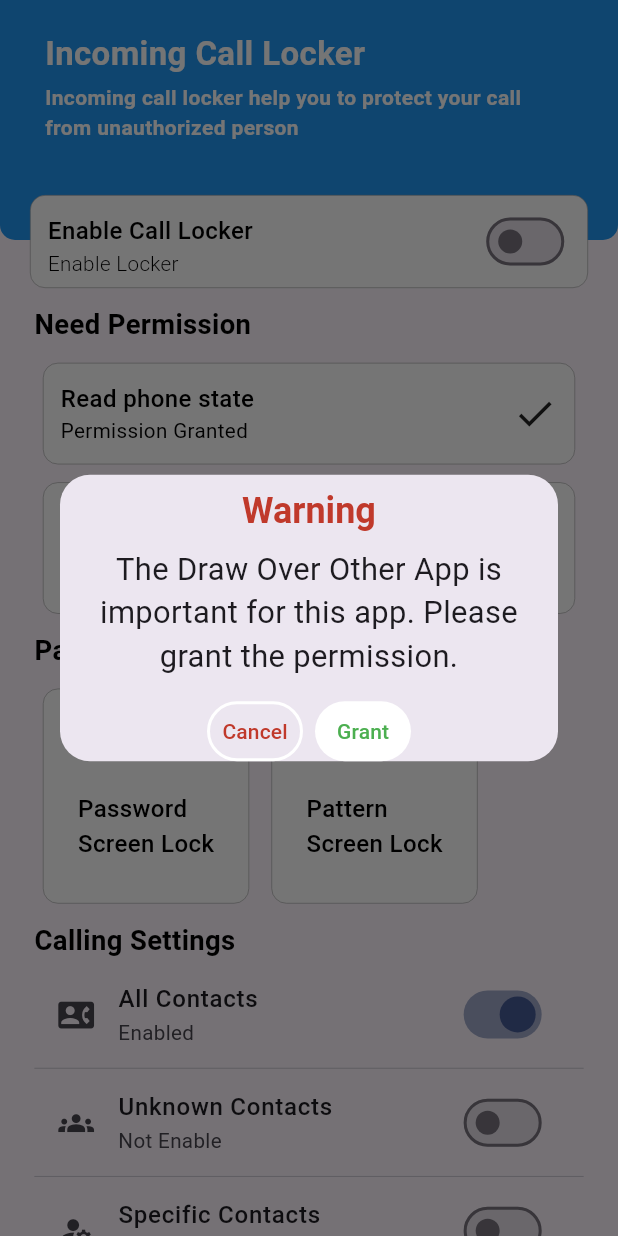
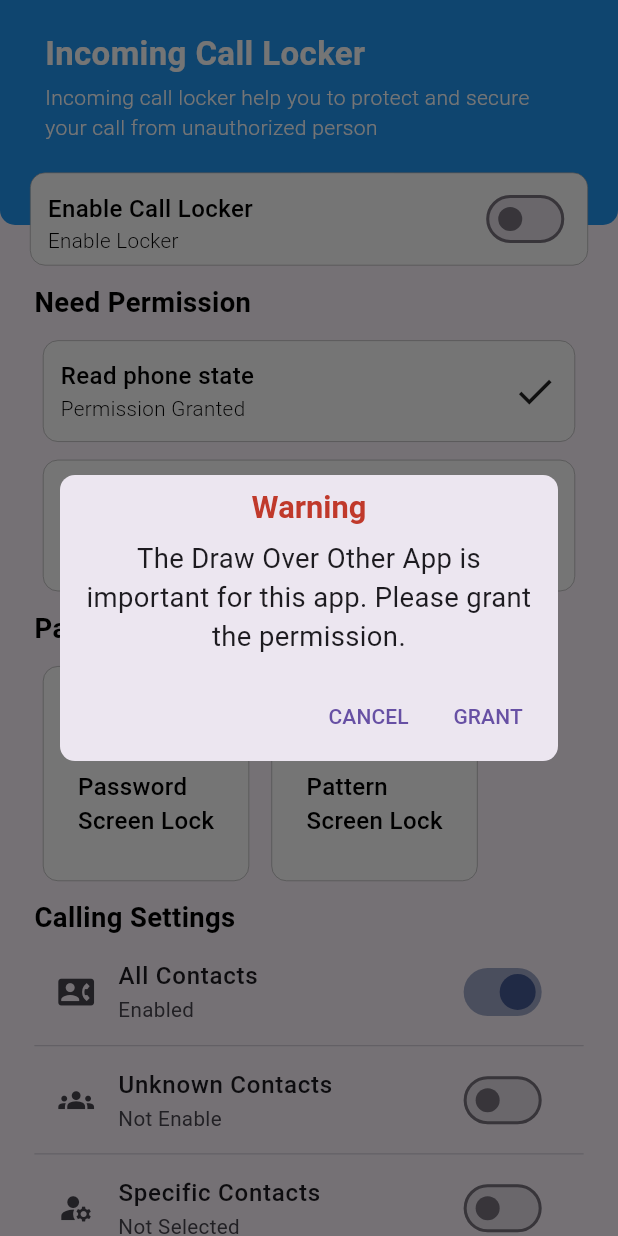
Before and after one commit to ItFlutter/Incoming-Call-Locker, a Flutter app: the screen it shows after launch, on a phone screen of 412 x 824 dp. Run offline on Flutter 3.47's test engine with Material 3 defaults, Android fonts, the phone set to English and light mode, and no system bars; our stand-ins replace contacts_service, flutter_screenutil, get, permission_handler, shared_preferences, sqflite; missing offline and left inert: flutter_overlay_window, passcode_screen, pattern_lock; accounts and stored records are empty.

Commit message:
Updated on 3 oct 24

```diff
--- a/lib/controller/confirmpatternlock_controller.dart
+++ b/lib/controller/confirmpatternlock_controller.dart
@@ -1,4 +1,3 @@
-import 'dart:async';
 
 import 'package:flutter/material.dart';
 import 'package:flutter_screenutil/flutter_screenutil.dart';
--- a/lib/controller/homescreen_controller.dart
+++ b/lib/controller/homescreen_controller.dart
@@ -1,5 +1,4 @@
 import 'package:flutter/material.dart';
-import 'package:flutter/services.dart';
 import 'package:flutter_overlay_window/flutter_overlay_window.dart';
 import 'package:flutter_screenutil/flutter_screenutil.dart';
 import 'package:get/get.dart';
@@ -7,6 +6,7 @@ import 'package:incoming_call_locker/core/class/sqldb.dart';
 import 'package:incoming_call_locker/core/constant/approutes.dart';
 import 'package:incoming_call_locker/core/services/myservices.dart';
 import 'package:permission_handler/permission_handler.dart';
+
 import '../core/constant/appcolor.dart';
 import '../core/functions/requestreadcontactspermission.dart';
 import '../core/functions/requestreadphonestateandcalllogpermissions.dart';
@@ -21,6 +21,7 @@ class HomeScreenController extends GetxController with WidgetsBindingObserver {
   bool isReadPhoneStateAndCallLogPermissionsGranted = false;
   bool isReadContactsPermissionGranted = false;
   late bool activeSwitchLock;
+
   // String selectedLockType = "Passcode";
   // String textSwitchLock = "Disable Lock";
   onClickSwitchLock(bool value) async {
@@ -114,9 +115,15 @@ class HomeScreenController extends GetxController with WidgetsBindingObserver {
     } else {
       Get.defaultDialog(
         title: "Success",
-        middleText: "The permissions are granted.",
-        titleStyle: const TextStyle(
-            fontWeight: FontWeight.bold, color: AppColor.greenColor),
+          middleText: "Read phone state permissions is granted.",
+          titleStyle: TextStyle(
+              fontWeight: FontWeight.bold,
+              color: AppColor.greenColor,
+              fontSize: 18.sp),
+          middleTextStyle: TextStyle(
+            fontSize: 16.sp,
+          ),
+          radius: 10,
       );
     }
 
@@ -150,9 +157,15 @@ class HomeScreenController extends GetxController with WidgetsBindingObserver {
         ? await FlutterOverlayWindow.requestPermission()
         : Get.defaultDialog(
             title: "Success",
-            middleText: "The permissions is granted.",
-            titleStyle: const TextStyle(
-                fontWeight: FontWeight.bold, color: AppColor.greenColor),
+            middleText: "Draw over app permissions is granted.",
+            titleStyle: TextStyle(
+                fontWeight: FontWeight.bold,
+                color: AppColor.greenColor,
+                fontSize: 18.sp),
+            middleTextStyle: TextStyle(
+              fontSize: 16.sp,
+            ),
+            radius: 10,
           );
 
     update();
@@ -160,33 +173,60 @@ class HomeScreenController extends GetxController with WidgetsBindingObserver {
 
   requestDisplayOverOtherApps() async {
     isDisplayOverOtherAppsGranted =
-        await await FlutterOverlayWindow.isPermissionGranted();
+        await FlutterOverlayWindow.isPermissionGranted();
     print("============================================================");
     print(
         "=====================================isDisplayOverOtherAppsGranted=======================$isDisplayOverOtherAppsGranted");
     if (isDisplayOverOtherAppsGranted == false) {
       Get.defaultDialog(
-        contentPadding: EdgeInsets.only(left: 5.w, right: 5.w),
+        barrierDismissible: false,
+        contentPadding: EdgeInsets.only(left: 10.w, right: 10.w, bottom: 5.w),
         title: "Warning",
         middleText:
             "The Draw Over Other App is important for this app. Please grant the permission.",
         middleTextStyle: TextStyle(
-          fontSize: 18.sp,
+          fontSize: 16.sp,
         ),
-        onCancel: () {
-          Get.back();
-        },
-        textCancel: "Cancel",
-        onConfirm: () async {
-          Get.back();
-          await FlutterOverlayWindow.requestPermission();
-        },
-        textConfirm: "Grant",
-        confirmTextColor: AppColor.greenColor,
-        cancelTextColor: AppColor.redColor,
-        buttonColor: AppColor.whiteColor,
-        titleStyle: const TextStyle(
-            fontWeight: FontWeight.bold, color: AppColor.redColor),
+        // textCancel: "Cancel",
+        // cancelTextColor: AppColor.redColor,
+        // onCancel: () {
+        //   Get.back();
+        // },
+
+        // textConfirm: "Grant",
+        // confirmTextColor: AppColor.greenColor,
+        // onConfirm: () async {
+        //   Get.back();
+        //   await FlutterOverlayWindow.requestPermission();
+        // },
+        actions: [
+          Row(
+            mainAxisAlignment: MainAxisAlignment.end,
+            children: [
+              TextButton(
+                  onPressed: () {
+                    Get.back();
+                  },
+                  child: Text("CANCEL")),
+              SizedBox(
+                width: 5.w,
+              ),
+              TextButton(
+                  onPressed: () async {
+                    Get.back();
+                    await FlutterOverlayWindow.requestPermission();
+                  },
+                  child: Text("GRANT")),
+            ],
+          )
+        ],
+        radius: 10,
+
+        // buttonColor: AppColor.whiteColor,
+        titleStyle: TextStyle(
+            fontWeight: FontWeight.bold,
+            color: AppColor.redColor,
+            fontSize: 18.sp),
       );
     }
     update();
--- a/lib/controller/specificcontacts_controller.dart
+++ b/lib/controller/specificcontacts_controller.dart
@@ -186,7 +186,6 @@ class SpecificContactsController extends GetxController {
               phone: e.phones![0].value ?? "UnKnown",
               isSelected: false);
         }
-        ;
       }));
 
       print("============================================================");
--- a/lib/routes.dart
+++ b/lib/routes.dart
@@ -1,6 +1,5 @@
 import 'package:get/get.dart';
 import 'package:incoming_call_locker/core/constant/approutes.dart';
-import 'package:incoming_call_locker/test.dart';
 import 'package:incoming_call_locker/view/screen/confirmpasswordlockscreen.dart';
 import 'package:incoming_call_locker/view/screen/confirmpatternlockscreen.dart';
 import 'package:incoming_call_locker/view/screen/homescreen.dart';
@@ -12,7 +11,6 @@ import 'package:incoming_call_locker/view/screen/specificcontacts.dart';
 
 List<GetPage<dynamic>>? routes = [
   GetPage(name: AppRoutes.homeScreen, page: () => const HomeScreen()),
-  GetPage(name: AppRoutes.testScreen, page: () => const Test()),
   GetPage(
       name: AppRoutes.passwordlockScreen,
       page: () => const PasswordLockScreen()),
--- a/lib/view/screen/confirmpatternlockscreen.dart
+++ b/lib/view/screen/confirmpatternlockscreen.dart
@@ -4,8 +4,6 @@ import 'package:get/get.dart';
 import 'package:incoming_call_locker/core/constant/appcolor.dart';
 import 'package:incoming_call_locker/core/shared/customtext.dart';
 import 'package:incoming_call_locker/core/shared/activepagecontainer.dart';
-import 'package:incoming_call_locker/view/widget/passwordlock/passcodewidget.dart';
-import '../../controller/confirmpasswordlock_controller.dart';
 import '../../controller/confirmpatternlock_controller.dart';
 import '../widget/patternlock/patternlockwidget.dart';
 
--- a/lib/view/screen/homescreen.dart
+++ b/lib/view/screen/homescreen.dart
@@ -20,20 +20,9 @@ class HomeScreen extends StatelessWidget {
   Widget build(BuildContext context) {
     Get.put(HomeScreenController());
     return SafeArea(
-      child: Scaffold(
-          // appBar: AppBar(
-          //   title: CustomText(
-          //     text: "Incoming Call Locker",
-          //     fontSize: 24.sp,
-          //     color: AppColor.blackColor,
-          //     fontWeight: FontWeight.w600,
-          //   ),
-          // ),
-
-          body: GetBuilder<HomeScreenController>(
+      child: Scaffold(body: GetBuilder<HomeScreenController>(
         builder: (controller) {
-          return SingleChildScrollView(
-            child: Column(
+          return Column(
             children: [
               Directionality(
                 textDirection: TextDirection.ltr,
@@ -41,7 +30,7 @@ class HomeScreen extends StatelessWidget {
                   alignment: Alignment.topCenter,
                   children: [
                     Container(
-                        height: 160 /*height*0.23*/,
+                      height: 150 /*height*0.23*/,
                       decoration: const BoxDecoration(
                           gradient: LinearGradient(
                               colors: [Colors.blue, Colors.blue],
@@ -52,14 +41,13 @@ class HomeScreen extends StatelessWidget {
                             bottomRight: Radius.circular(10),
                           )),
                     ),
-                      AppBarWidget(),
+                    const AppBarWidget(),
                     Container(
                         height: 62 /*height * 0.18*/,
                         margin: const EdgeInsets.only(
-                              top: 130 /*height * 0.164*/, left: 20, right: 20),
+                            top: 115 /*height * 0.164*/, left: 20, right: 20),
                         decoration: BoxDecoration(
-                              border:
-                                  Border.all(color: Colors.grey, width: 0.4),
+                            border: Border.all(color: Colors.grey, width: 0.4),
                             color: Colors.white,
                             borderRadius: BorderRadius.circular(10)),
                         child: Padding(
@@ -99,8 +87,10 @@ class HomeScreen extends StatelessWidget {
                   ],
                 ),
               ),
-                Container(
+              Expanded(
+                child: Container(
                   margin: EdgeInsets.symmetric(horizontal: 20.w),
+                  child: SingleChildScrollView(
                     child: Column(
                       crossAxisAlignment: CrossAxisAlignment.start,
                       children: [
@@ -262,8 +252,9 @@ class HomeScreen extends StatelessWidget {
                       ],
                     ),
                   ),
+                ),
+              ),
             ],
-            ),
           );
         },
       )),
--- a/lib/view/widget/home/appbarwidget.dart
+++ b/lib/view/widget/home/appbarwidget.dart
@@ -31,12 +31,12 @@ class AppBarWidget extends StatelessWidget {
                       height: 4,
                     ),
                     Text(
-                      "Incoming call locker help you to protect your call from unauthorized person",
+                      "Incoming call locker help you to protect and secure your call from unauthorized person",
                       maxLines: 3,
                       overflow: TextOverflow.ellipsis,
                       style: TextStyle(
                           color: Colors.white,
-                          fontWeight: FontWeight.w600,
+                          fontWeight: FontWeight.w300,
                           fontSize: 14),
                     ),
                   ],
--- a/lib/view/widget/home/customcheckpermission.dart
+++ b/lib/view/widget/home/customcheckpermission.dart
@@ -46,7 +46,7 @@ class CustomCheckPermission extends StatelessWidget {
                     text: isGranted ? "Permission Granted" : description,
                     color: AppColor.blackColor,
                     fontSize: 12.sp,
-                    fontWeight: FontWeight.w400,
+                    fontWeight: FontWeight.w300,
                   ),
                 ],
               ),
--- a/lib/view/widget/home/customlisttileselectcontacts.dart
+++ b/lib/view/widget/home/customlisttileselectcontacts.dart
@@ -1,6 +1,4 @@
 import 'package:flutter/material.dart';
-import 'package:flutter/src/foundation/key.dart';
-import 'package:flutter/src/widgets/framework.dart';
 import 'package:flutter_screenutil/flutter_screenutil.dart';
 
 import '../../../core/shared/customtext.dart';
--- a/lib/view/widget/passwordlock/passcodewidget.dart
+++ b/lib/view/widget/passwordlock/passcodewidget.dart
@@ -1,6 +1,4 @@
 import 'package:flutter/material.dart';
-import 'package:flutter/src/foundation/key.dart';
-import 'package:flutter/src/widgets/framework.dart';
 import 'package:flutter_screenutil/flutter_screenutil.dart';
 import 'package:passcode_screen/circle.dart';
 import 'package:passcode_screen/keyboard.dart';
--- a/lib/view/widget/showapplock/passwordcodewidget.dart
+++ b/lib/view/widget/showapplock/passwordcodewidget.dart
@@ -1,6 +1,4 @@
 import 'package:flutter/material.dart';
-import 'package:flutter/src/foundation/key.dart';
-import 'package:flutter/src/widgets/framework.dart';
 import 'package:flutter_screenutil/flutter_screenutil.dart';
 import 'package:passcode_screen/passcode_screen.dart';
 
--- a/pubspec.yaml
+++ b/pubspec.yaml
@@ -39,12 +39,12 @@ dependencies:
   pattern_lock: ^2.0.0
   contacts_service: ^0.6.3
   sqflite: ^2.3.3+1
-  # receive_sharing_intent: ^1.4.4
 
   # The following adds the Cupertino Icons font to your application.
   # Use with the CupertinoIcons class for iOS style icons.
   cupertino_icons: ^1.0.2
 
+  path: any
 dev_dependencies:
   flutter_test:
     sdk: flutter
@@ -55,7 +55,7 @@ dev_dependencies:
   # package. See that file for information about deactivating specific lint
   # rules and activating additional ones.
   flutter_lints: ^2.0.0
-  flutter_launcher_icons: ^0.11.0
+  flutter_launcher_icons: ^0.14.1
 
 flutter_icons:
   android: "launcher_icon"
@@ -77,7 +77,6 @@ flutter:
   assets:
     - assets/images/
     - assets/svgs/
-  #   - images/a_dot_ham.jpeg
 
   # An image asset can refer to one or more resolution-specific "variants", see
   # https://flutter.dev/assets-and-images/#resolution-aware
```
Also changed, not shown: lib/test.dart (deleted, +0 -33 lines), pubspec.lock, 1 other file. Lines whose indentation alone changed are shown as unchanged.
